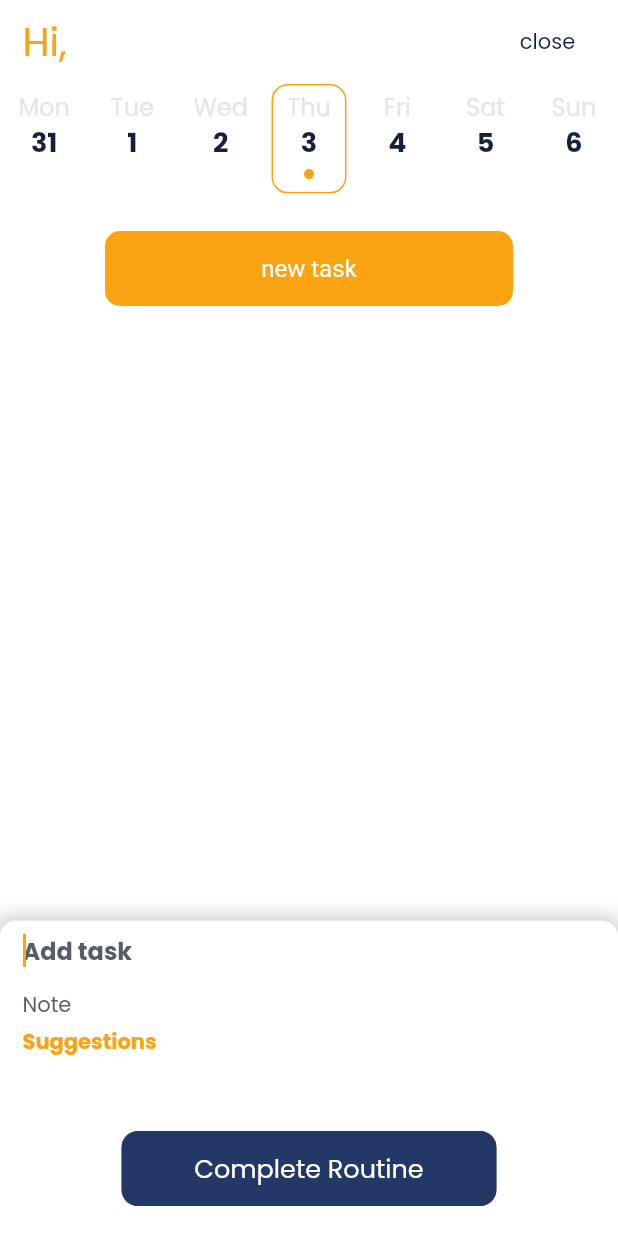
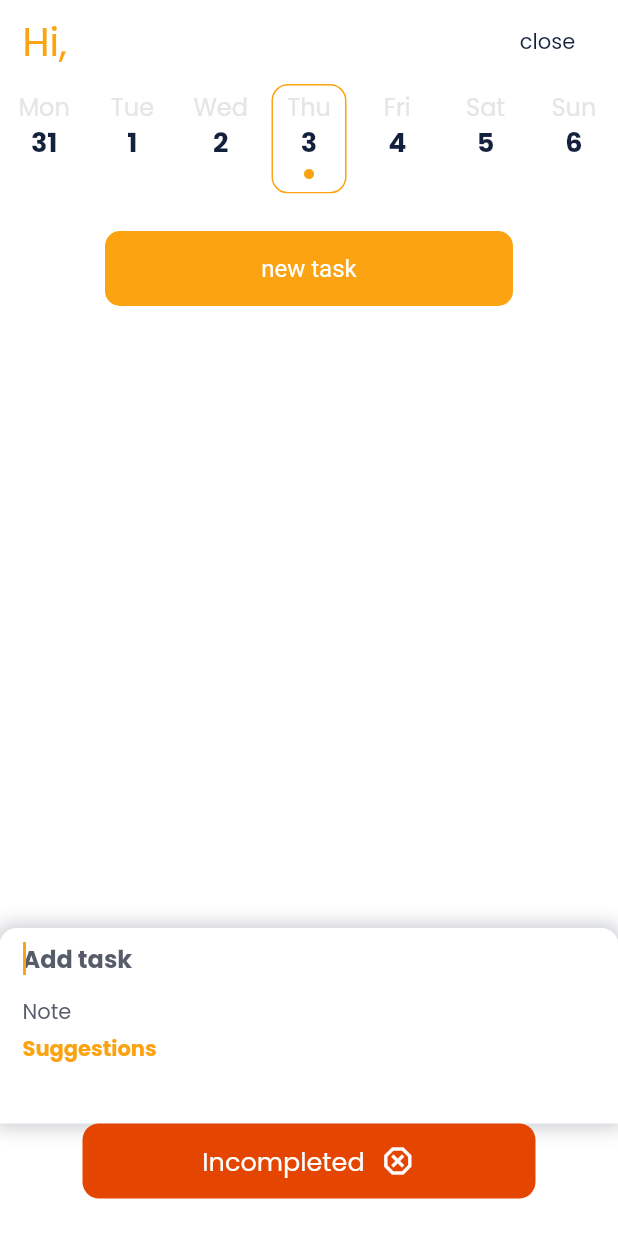
Before and after one commit to JoseLuna12/habito-app-flutter, a Flutter app: the HomeScreen screen opened directly, after a tap on "new task", on a phone screen of 412 x 824 dp. Run offline on Flutter 3.47's test engine with Material 2 defaults, Android fonts, the phone set to English and light mode, and no system bars; our stand-ins replace isar, shared_preferences; accounts and stored records are empty; generated files the repository leaves out were written again.

Commit message:
complete incomplete tag finished

```diff
--- a/lib/common/database/isar.dart
+++ b/lib/common/database/isar.dart
@@ -30,11 +30,11 @@ class IsarDatabase {
         .findAll();
   }
 
-  Future<void> completeRoutine(String time) async {
+  Future<void> updateRutineByDay(String time, bool complete) async {
     final isar = await _isar;
     final routine = await getRoutineByTime(time: time, isarInstance: isar);
     if (routine != null) {
-      routine.completed = true;
+      routine.completed = complete;
       isar.writeTxnSync(() {
         isar.routines.putSync(routine);
       });
--- a/lib/common/network/request.dart
+++ b/lib/common/network/request.dart
@@ -5,8 +5,10 @@ import 'package:http/http.dart' as http;
 enum RequestType { post, get, delete, put }
 
 class RequestHabito {
-  final bool _debugLogging = const bool.fromEnvironment('DEBUG_NETWORK_LOGGER');
-  final String _serverUrl = const String.fromEnvironment('SERVER_URL');
+  // final bool _debugLogging = const bool.fromEnvironment('DEBUG_NETWORK_LOGGER') ?? false;
+  // final String? _serverUrl = const String.fromEnvironment('SERVER_URL') ?? "";
+  final bool _debugLogging = false;
+  final String _serverUrl = "";
   late String _url;
   bool _badRequest = false;
   int _status = 200;
--- a/lib/common/providers/app_state_provider.dart
+++ b/lib/common/providers/app_state_provider.dart
@@ -3,9 +3,6 @@ import 'dart:async';
 import 'package:flutter/material.dart';
 import 'package:habito/common/database/isar.dart';
 import 'package:habito/common/models/task_recommendation.isar.dart';
-import 'package:habito/common/providers/task_provider.dart';
-import 'package:habito/common/providers/week_provider.dart';
-import 'package:provider/provider.dart';
 
 class AppStateProvider extends ChangeNotifier {
   FocusNode? _currentInputFocus;
@@ -63,36 +60,32 @@ class AppStateProvider extends ChangeNotifier {
     _currentInputFocus = inputNode;
     _isKeyboardOpen = true;
     inputNode.requestFocus();
-    print("object");
     notifyListeners();
   }
 
-  bool canCompleteRoutine(BuildContext context) {
-    final taskProvider = context.read<TaskProvider>();
-    final weekProvider = context.read<WeekProvider>();
-    final today = weekProvider.weeksValues.today;
-    final activeDay = weekProvider.weeksValues.activeDay;
+  // bool canCompleteRoutine(BuildContext context) {
+  //   final taskProvider = context.read<TaskProvider>();
+  //   final weekProvider = context.read<WeekProvider>();
+  //   final today = weekProvider.weeksValues.today;
+  //   final activeDay = weekProvider.weeksValues.activeDay;
 
-    final tomorrow = today.date..add(const Duration(days: 1));
-    final yesterday = today.date..subtract(const Duration(days: 1));
+  //   final tomorrow = today.date..add(const Duration(days: 1));
+  //   final yesterday = today.date..subtract(const Duration(days: 1));
 
-    bool canComplete = true;
+  //   bool canComplete = true;
 
-    if (today.keyDate == activeDay.keyDate) {
-      print("is today");
-      canComplete = false;
-    }
+  //   if (today.keyDate == activeDay.keyDate) {
+  //     canComplete = false;
+  //   }
 
-    if (activeDay.date == yesterday) {
-      print("is yesterday");
-      canComplete = false;
-    }
+  //   if (activeDay.date == yesterday) {
+  //     canComplete = false;
+  //   }
 
-    if (taskProvider.tasks.isNotEmpty) {
-      print("is not empty");
-      canComplete = false;
-    }
+  //   if (taskProvider.tasks.isNotEmpty) {
+  //     canComplete = false;
+  //   }
 
-    return canComplete;
-  }
+  //   return canComplete;
+  // }
 }
--- a/lib/common/providers/task_provider.dart
+++ b/lib/common/providers/task_provider.dart
@@ -1,12 +1,13 @@
 import 'package:flutter/material.dart';
 import 'package:habito/common/database/isar.dart';
+import 'package:habito/common/models/routine.isar.dart';
 import 'package:habito/common/models/task.isar.dart';
 
 class TaskProvider extends ChangeNotifier {
   List<Task> _tasks = List<Task>.empty(growable: true);
-
+  Routine? _currentRoutine;
   List<Task> get tasks => _tasks;
-
+  Routine? get currentRoutine => _currentRoutine;
   Future<void> initTasks() async {
     final db = IsarDatabase();
     _tasks = await db.getTasks();
@@ -21,8 +22,8 @@ class TaskProvider extends ChangeNotifier {
 
   Future<void> initRoutineByDay(String time) async {
     final db = IsarDatabase();
-    final currentRoutine = await db.getRoutineByTime(time: time);
-    final tasksLinks = currentRoutine?.tasks;
+    _currentRoutine = await db.getRoutineByTime(time: time);
+    final tasksLinks = _currentRoutine?.tasks;
     final List<Task> currentTasks = [];
     if (tasksLinks != null) {
       for (var element in tasksLinks) {
@@ -35,7 +36,19 @@ class TaskProvider extends ChangeNotifier {
 
   Future<void> completeRoutineByDay(String time) async {
     final db = IsarDatabase();
-    await db.completeRoutine(time);
+    await db.updateRutineByDay(time, true);
+    if (_currentRoutine != null) {
+      _currentRoutine!.completed = true;
+    }
+    notifyListeners();
+  }
+
+  Future<void> uncompleteRoutineByDay(String time) async {
+    final db = IsarDatabase();
+    await db.updateRutineByDay(time, false);
+    if (_currentRoutine != null) {
+      _currentRoutine!.completed = false;
+    }
     notifyListeners();
   }
 
--- a/lib/features/routines/widgets/bottom_bar.dart
+++ b/lib/features/routines/widgets/bottom_bar.dart
@@ -12,12 +12,14 @@ class BottomBar extends StatelessWidget {
   @override
   Widget build(BuildContext context) {
     final isDarkMode = context.watch<AppStateProvider>().isDarkMode(context);
+    final routine = context.watch<TaskProvider>().currentRoutine;
 
     final weekProvider = context.watch<WeekProvider>();
     final today = weekProvider.weeksValues.today;
     final activeDay = weekProvider.weeksValues.activeDay;
 
     final yesterdayDate = today.date.subtract(const Duration(days: 1));
+    final isFutureDate = today.date.isBefore(activeDay.date);
     final yesterday = HabiDay(date: yesterdayDate);
 
     bool canComplete = false;
@@ -31,11 +33,71 @@ class BottomBar extends StatelessWidget {
     }
 
     return Visibility(
-      visible: canComplete,
+      visible: canComplete && routine != null && !routine.completed,
+      replacement: IncompletedRoutine(
+          completed: routine != null && routine.completed,
+          isFuture: isFutureDate),
       child: Container(
         color: isDarkMode ? HabiColor.blue : HabiColor.white,
         height: 80,
         child: const Bar(),
+      ),
+    );
+  }
+}
+
+class IncompletedRoutine extends StatelessWidget {
+  const IncompletedRoutine(
+      {super.key, required this.completed, required this.isFuture});
+
+  final bool completed;
+  final bool isFuture;
+
+  @override
+  Widget build(BuildContext context) {
+    Color badgeColor = completed ? Colors.green : HabiColor.dangerLight;
+
+    if (isFuture) {
+      badgeColor = HabiColor.grayDark;
+    }
+
+    final String text = completed ? "Completed" : "Incompleted";
+    final IconData icon = completed
+        ? Icons.check_circle_outline_outlined
+        : Icons.dangerous_outlined;
+
+    return Padding(
+      padding: const EdgeInsets.only(
+        bottom: HabiMeasurements.paddingBottomLast - 10,
+        left: HabiMeasurements.paddingHorizontalButtonXl,
+        right: HabiMeasurements.paddingHorizontalButtonXl,
+      ),
+      child: Container(
+        decoration: BoxDecoration(
+          color: badgeColor,
+          borderRadius: BorderRadius.circular(HabiMeasurements.cornerRadius),
+        ),
+        width: 250,
+        height: 50,
+        child: Row(
+          mainAxisAlignment: MainAxisAlignment.center,
+          children: [
+            Text(
+              text,
+              style: const TextStyle(color: HabiColor.white),
+            ),
+            const SizedBox(
+              width: 10,
+            ),
+            Visibility(
+              visible: !isFuture,
+              child: Icon(
+                icon,
+                color: HabiColor.white,
+              ),
+            )
+          ],
+        ),
       ),
     );
   }
@@ -77,8 +139,7 @@ class _BarState extends State<Bar> with SingleTickerProviderStateMixin {
 
   @override
   Widget build(BuildContext context) {
-    late final isDarkMode =
-        context.read<AppStateProvider>().isDarkMode(context);
+    final isDarkMode = context.read<AppStateProvider>().isDarkMode(context);
     return Column(
       mainAxisAlignment: MainAxisAlignment.start,
       crossAxisAlignment: CrossAxisAlignment.center,
@@ -88,12 +149,10 @@ class _BarState extends State<Bar> with SingleTickerProviderStateMixin {
         ),
         InkWell(
           onTapDown: (details) {
-            // startTime();
             buttonPressed = true;
             _buttonAnimationController.forward();
           },
           onTapUp: (details) {
-            // stopTIme();
             buttonPressed = false;
             _buttonAnimationController.reset();
           },
--- a/lib/features/routines/widgets/input_task.dart
+++ b/lib/features/routines/widgets/input_task.dart
@@ -47,8 +47,8 @@ class _InputTaskState extends State<InputTask> {
         ..name = task
         ..time = selectedDay.keyDate
         ..note = _noteInputController.text;
+      context.read<AppStateProvider>().resetRecommendations();
       context.read<TaskProvider>().addTaskToRoutine(t);
-      context.read<AppStateProvider>().resetRecommendations();
       _taskInputController.clear();
       _noteInputController.clear();
     }
--- a/lib/features/routines/widgets/tasks_column.dart
+++ b/lib/features/routines/widgets/tasks_column.dart
@@ -1,4 +1,5 @@
 import 'package:flutter/material.dart';
+import 'package:habito/common/date/day.dart';
 import 'package:habito/common/providers/app_state_provider.dart';
 import 'package:habito/common/providers/week_provider.dart';
 import 'package:habito/constants/app_colors.dart';
@@ -28,6 +29,11 @@ class _TasksColumnState extends State<TasksColumn> {
         context.watch<AppStateProvider>().isDarkMode(context);
     final buttonBackgroundColor = isDarkMode ? HabiColor.blue : HabiColor.white;
     final selectedDay = context.watch<WeekProvider>().weeksValues.activeDay;
+    List<Task> tasks = context.watch<TaskProvider>().tasks.reversed.toList();
+
+    if (tasks.isEmpty) {
+      context.read<TaskProvider>().uncompleteRoutineByDay(selectedDay.keyDate);
+    }
 
     void newTaskAction() {
       context.read<AppStateProvider>().openKeyboard(inputFocusNode);
@@ -38,12 +44,9 @@ class _TasksColumnState extends State<TasksColumn> {
         Expanded(
           child: FutureBuilder(
             future: context
-                .watch<TaskProvider>()
+                .read<TaskProvider>()
                 .initRoutineByDay(selectedDay.keyDate),
             builder: (context, snapshot) {
-              List<Task> tasks =
-                  context.read<TaskProvider>().tasks.reversed.toList();
-
               if (tasks.isEmpty) {
                 return Padding(
                   padding: const EdgeInsets.symmetric(
@@ -51,11 +54,9 @@ class _TasksColumnState extends State<TasksColumn> {
                   ),
                   child: Column(
                     children: [
-                      addTaskButton(
-                        buttonBackgroundColor,
-                        context,
-                        newTaskAction,
-                      ),
+                      AddTasksButton(
+                          buttonBackgroundColor: buttonBackgroundColor,
+                          newTaskAction: newTaskAction),
                       Expanded(
                         child: Visibility(
                           visible:
@@ -80,11 +81,9 @@ class _TasksColumnState extends State<TasksColumn> {
                   itemCount: tasks.length + 1,
                   itemBuilder: (context, index) {
                     if (index == 0) {
-                      return addTaskButton(
-                        buttonBackgroundColor,
-                        context,
-                        newTaskAction,
-                      );
+                      return AddTasksButton(
+                          buttonBackgroundColor: buttonBackgroundColor,
+                          newTaskAction: newTaskAction);
                     }
                     return TaskListTile(task: tasks[index - 1]);
                   },
@@ -97,12 +96,51 @@ class _TasksColumnState extends State<TasksColumn> {
       ],
     );
   }
+}
 
-  Container addTaskButton(
-    Color buttonBackgroundColor,
-    BuildContext context,
-    void Function() newTaskAction,
-  ) {
+class AddTasksButton extends StatefulWidget {
+  const AddTasksButton({
+    super.key,
+    required this.buttonBackgroundColor,
+    required this.newTaskAction,
+  });
+
+  final Color buttonBackgroundColor;
+  final void Function() newTaskAction;
+
+  @override
+  State<AddTasksButton> createState() => _AddTasksButtonState();
+}
+
+class _AddTasksButtonState extends State<AddTasksButton> {
+  @override
+  Widget build(BuildContext context) {
+    // final isKeyboardOpen = context.watch<AppStateProvider>().isKeyboardOpen;
+    final weekProvider = context.watch<WeekProvider>();
+    final today = weekProvider.weeksValues.today;
+    final activeDay = weekProvider.weeksValues.activeDay;
+
+    final tomorrowDate = today.date.add(const Duration(days: 1));
+    final tomorrow = HabiDay(date: tomorrowDate);
+
+    final isToday = activeDay.keyDate == today.keyDate;
+    final isTomorrow = tomorrow.keyDate == activeDay.keyDate;
+
+    bool canAddTask = false;
+
+    if (isToday) {
+      canAddTask = true;
+    }
+
+    if (isTomorrow) {
+      canAddTask = true;
+    }
+
+    // if (isKeyboardOpen == false) {
+    //   canAddTask = true;
+    // }
+    // print(isTomorrow);
+
     return Container(
       padding: const EdgeInsets.only(
         top: 25,
@@ -110,11 +148,9 @@ class _TasksColumnState extends State<TasksColumn> {
         right: HabiMeasurements.paddingHorizontalButtonXl,
         bottom: 30,
       ),
-      color: buttonBackgroundColor,
+      color: widget.buttonBackgroundColor,
       child: ElevatedButton(
-        onPressed: context.watch<AppStateProvider>().isKeyboardOpen
-            ? null
-            : newTaskAction,
+        onPressed: canAddTask ? widget.newTaskAction : null,
         child: const Text("new task"),
       ),
     );
```
Also changed, not shown: 1 other file.
